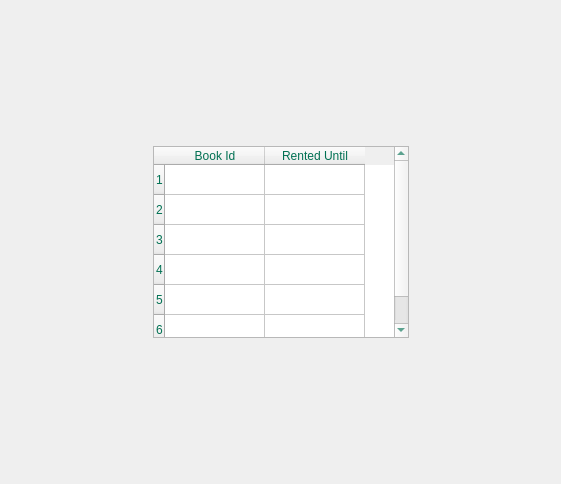
Above: window_rentedbooks.ui from Nilsae/LibraryManagementSystem before the change. Below: the same form after it.
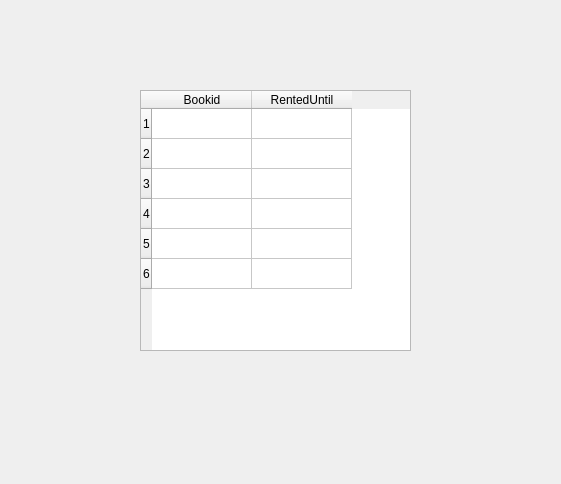
That is the form after the change.

Diff of the .ui file:
```diff
--- a/window_rentedbooks.ui
+++ b/window_rentedbooks.ui
@@ -13,57 +13,14 @@
   <property name="windowTitle">
    <string>Rented Book</string>
   </property>
-  <layout class="QVBoxLayout" name="verticalLayout">
-   <item>
-    <layout class="QGridLayout" name="gridLayout">
-     <item row="1" column="0">
-      <spacer name="horizontalSpacer">
-       <property name="orientation">
-        <enum>Qt::Horizontal</enum>
-       </property>
-       <property name="sizeHint" stdset="0">
-        <size>
-         <width>40</width>
-         <height>20</height>
-        </size>
-       </property>
-      </spacer>
-     </item>
-     <item row="2" column="1">
-      <spacer name="verticalSpacer">
-       <property name="orientation">
-        <enum>Qt::Vertical</enum>
-       </property>
-       <property name="sizeHint" stdset="0">
-        <size>
-         <width>20</width>
-         <height>40</height>
-        </size>
-       </property>
-      </spacer>
-     </item>
-     <item row="1" column="2">
-      <spacer name="horizontalSpacer_2">
-       <property name="orientation">
-        <enum>Qt::Horizontal</enum>
-       </property>
-       <property name="sizeHint" stdset="0">
-        <size>
-         <width>40</width>
-         <height>20</height>
-        </size>
-       </property>
-      </spacer>
-     </item>
-     <item row="1" column="1">
       <widget class="QTableWidget" name="tableWidget">
-       <property name="font">
-        <font>
-         <family>Microsoft Sans Serif</family>
-        </font>
-       </property>
-       <property name="styleSheet">
-        <string notr="true">color: rgb(0, 112, 82);</string>
+   <property name="geometry">
+    <rect>
+     <x>140</x>
+     <y>90</y>
+     <width>271</width>
+     <height>261</height>
+    </rect>
        </property>
        <property name="rowCount">
         <number>6</number>
@@ -76,32 +33,15 @@
        <row/>
        <column>
         <property name="text">
-         <string>Book Id</string>
+     <string>Bookid</string>
         </property>
        </column>
        <column>
         <property name="text">
-         <string>Rented Until</string>
+     <string>RentedUntil</string>
         </property>
        </column>
       </widget>
-     </item>
-     <item row="0" column="1">
-      <spacer name="verticalSpacer_2">
-       <property name="orientation">
-        <enum>Qt::Vertical</enum>
-       </property>
-       <property name="sizeHint" stdset="0">
-        <size>
-         <width>20</width>
-         <height>40</height>
-        </size>
-       </property>
-      </spacer>
-     </item>
-    </layout>
-   </item>
-  </layout>
  </widget>
  <resources/>
  <connections/>
```
Left out of the diff: 2 changed lines with no effect on the pictures. Lines whose indentation alone changed are shown as unchanged.
